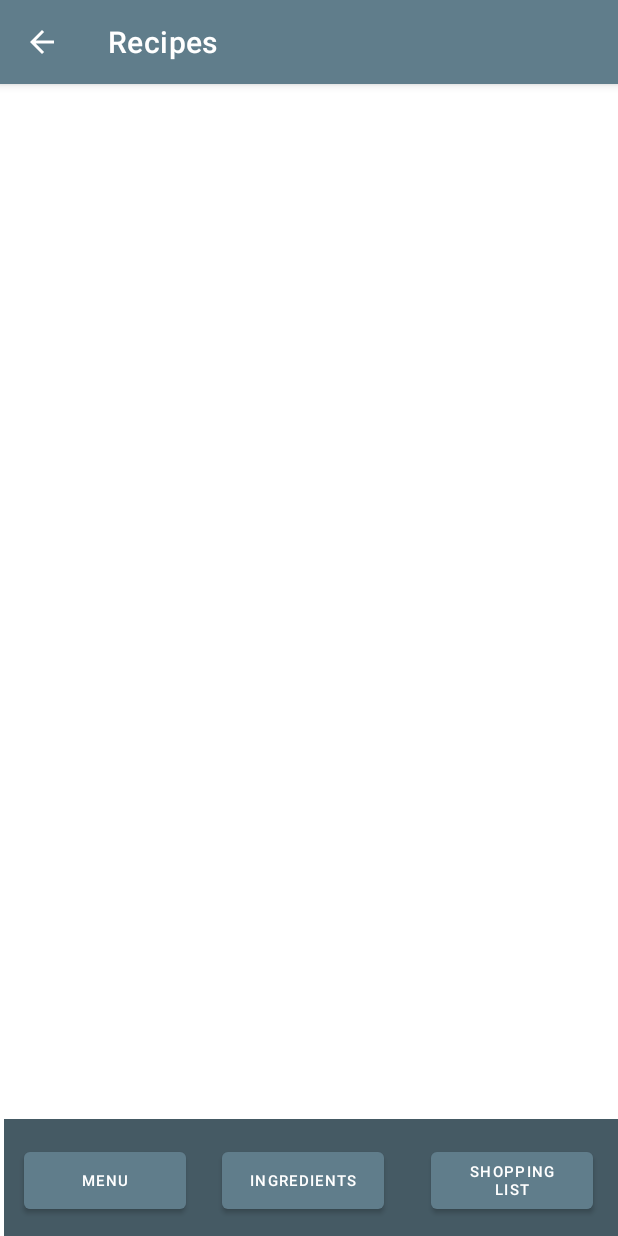
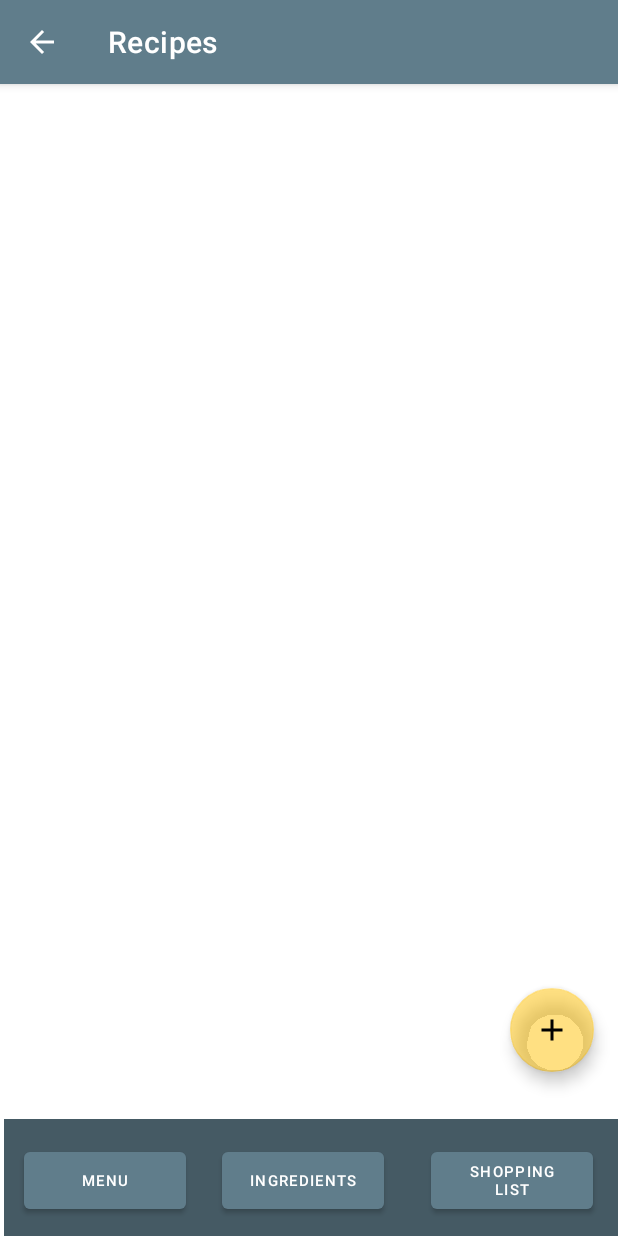
Before and after one commit to 81Jashua/Menu_Planner, an Android app: the RecipeActivity screen opened directly, with no data from a screen before it, on a phone screen of 412 x 824 dp. Run offline under Robolectric (Android 15) with nearby library versions, the phone set to English and light mode, and no system bars; our stand-ins replace Firebase (no records; nobody signed in at launch, a user with empty details on screens opened directly); Roboto replaces fonts that are not available here.

Commit message:
added FAB to recipe activity that opens edit recipe screen

```diff
--- a/app/src/main/java/com/example/menuplanner/Add_Edit_Recipe.java
+++ b/app/src/main/java/com/example/menuplanner/Add_Edit_Recipe.java
@@ -11,6 +11,7 @@ public class Add_Edit_Recipe extends AppCompatActivity {
     protected void onCreate(Bundle savedInstanceState) {
         super.onCreate(savedInstanceState);
         setContentView(R.layout.activity_add__edit__recipe);
+        getSupportActionBar().setDisplayHomeAsUpEnabled(true);
         this.setTitle("Edit Recipes");
     }
 
--- a/app/src/main/java/com/example/menuplanner/RecipeActivity.java
+++ b/app/src/main/java/com/example/menuplanner/RecipeActivity.java
@@ -3,8 +3,10 @@ package com.example.menuplanner;
 import androidx.annotation.NonNull;
 import androidx.appcompat.app.AppCompatActivity;
 
+import android.content.Intent;
 import android.os.Bundle;
 import android.util.Log;
+import android.view.View;
 import android.widget.ArrayAdapter;
 import android.widget.ListView;
 
@@ -48,4 +50,10 @@ public class RecipeActivity extends AppCompatActivity {
         FireBase.getAllRecipes(this);
         Log.d("Test", "Are we getting recipes?");
     }
+    public void displayRecipeScreen(View editRecipeButton)
+    {
+        Intent editRecipeIntent = new Intent(this, Add_Edit_Recipe.class);
+        startActivity(editRecipeIntent);
+        Log.i("Display Edit Recipe", "Opening edit recipe Screen");
+    }
 }
--- a/app/src/main/res/layout/activity_recipe.xml
+++ b/app/src/main/res/layout/activity_recipe.xml
@@ -5,6 +5,24 @@
     android:layout_width="match_parent"
     android:layout_height="match_parent"
     tools:context=".RecipeActivity">
+
+    <com.google.android.material.floatingactionbutton.FloatingActionButton
+        android:id="@+id/editRecipeButton"
+        android:layout_width="wrap_content"
+        android:layout_height="wrap_content"
+        android:layout_gravity="bottom|right"
+        android:layout_margin="16dp"
+        android:clickable="true"
+        android:onClick="displayRecipeScreen"
+        app:backgroundTint="#80FFC107"
+        app:fabSize="normal"
+        app:layout_constraintBottom_toBottomOf="parent"
+        app:layout_constraintEnd_toEndOf="parent"
+        app:layout_constraintHorizontal_bias="1.0"
+        app:layout_constraintStart_toStartOf="parent"
+        app:layout_constraintTop_toTopOf="parent"
+        app:layout_constraintVertical_bias="0.863"
+        app:srcCompat="@drawable/ic_add" />
 
     <ListView
         android:id="@+id/listViewRecipeList"
```
